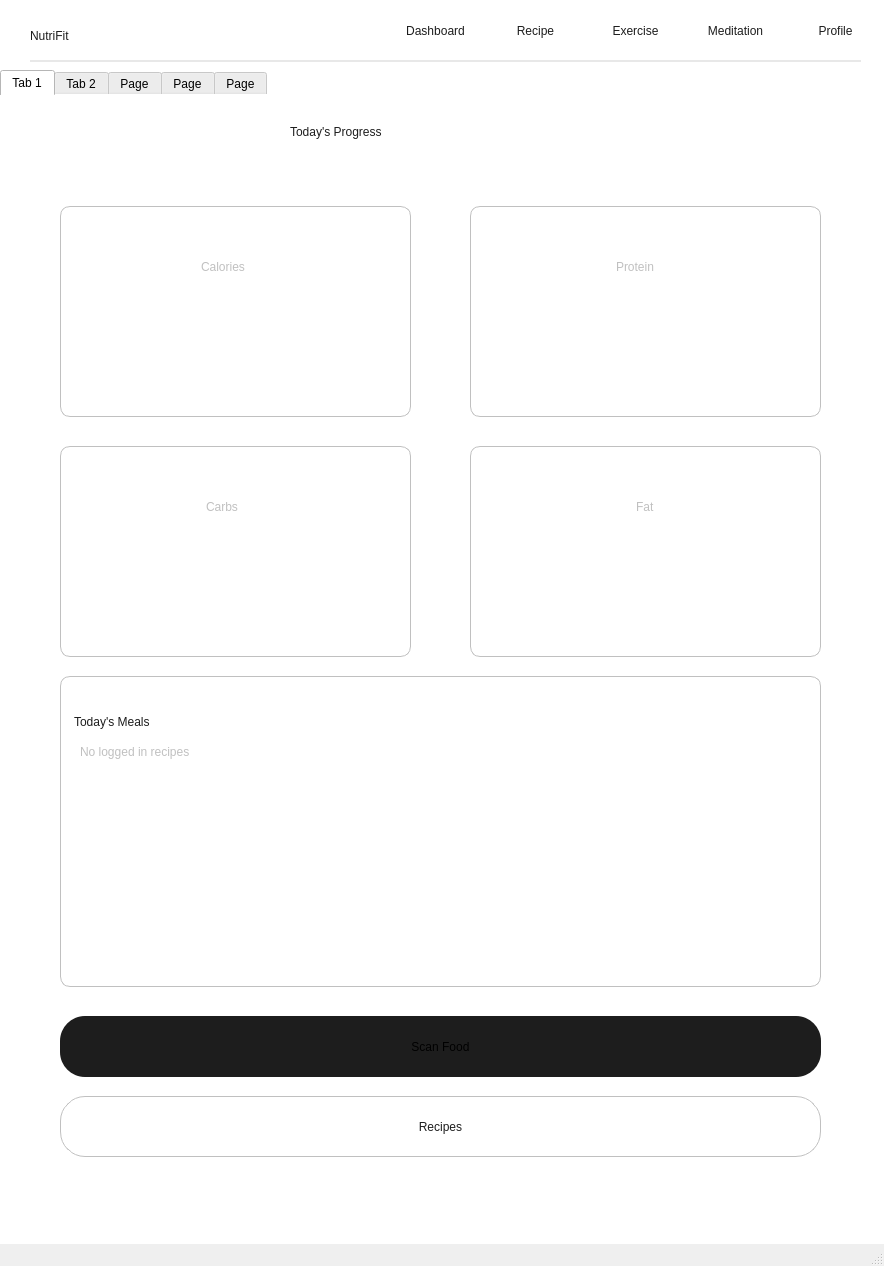
The window that Main.ui (jackfroot30/nuts-and-froots) describes before a commit, drawn with Qt 5.
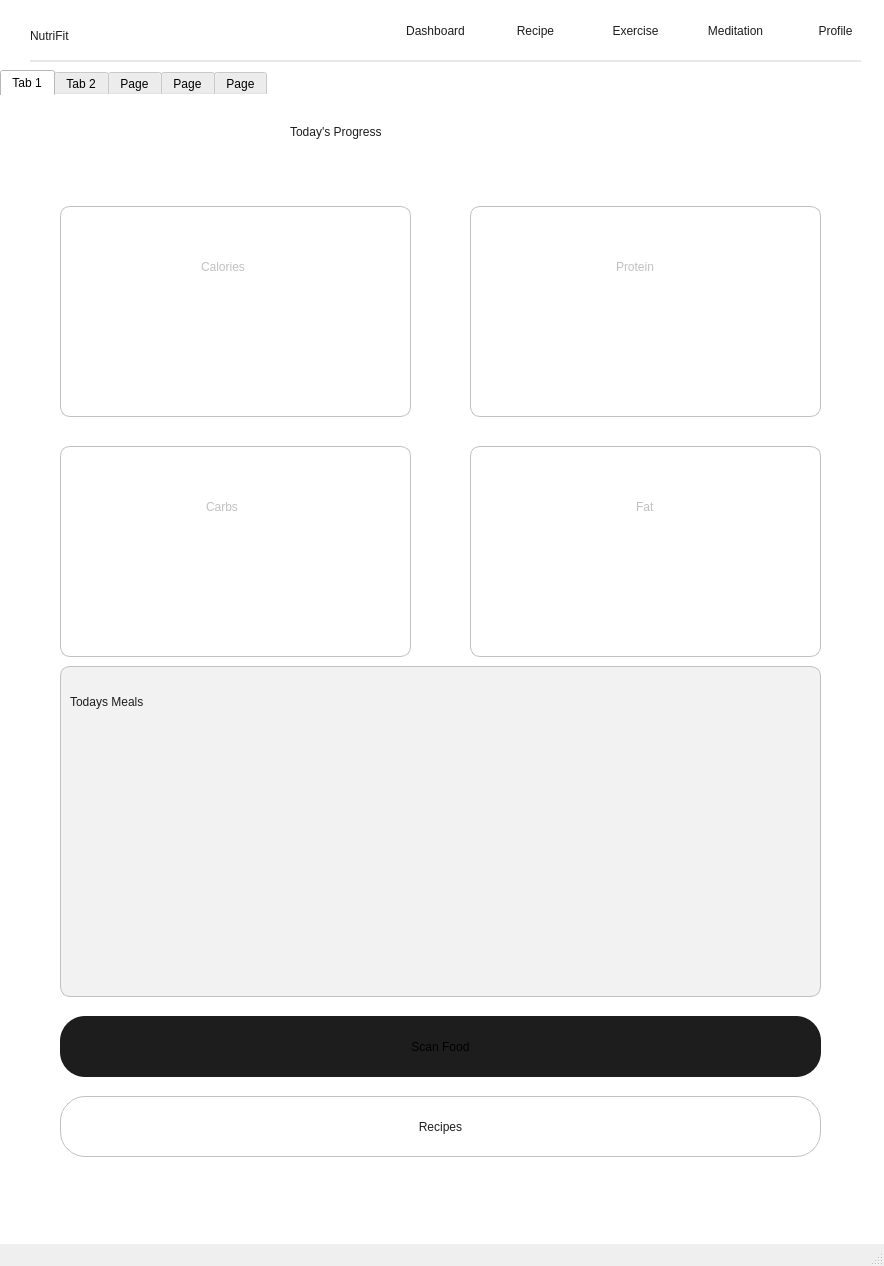
The same window after the commit.

Patch:
```diff
--- a/Main.ui
+++ b/Main.ui
@@ -284,30 +284,6 @@
          <string/>
         </property>
        </widget>
-       <widget class="QLabel" name="carb_2">
-        <property name="geometry">
-         <rect>
-          <x>80</x>
-          <y>580</y>
-          <width>761</width>
-          <height>311</height>
-         </rect>
-        </property>
-        <property name="styleSheet">
-         <string notr="true">QLabel{
-background-color:white;
-border: 1px solid #C0C0C0;
-border-radius:10px;
-font:30px &quot;Epilogue&quot;;
-color:#1D1D1D;
-padding-bottom:220;
-padding-left:10
-}</string>
-        </property>
-        <property name="text">
-         <string>Today's Meals</string>
-        </property>
-       </widget>
        <widget class="QPushButton" name="scan_btn">
         <property name="geometry">
          <rect>
@@ -350,25 +326,53 @@
          <string>Recipes</string>
         </property>
        </widget>
-       <widget class="QLabel" name="label_2">
+       <widget class="QWidget" name="verticalLayoutWidget">
         <property name="geometry">
          <rect>
-          <x>100</x>
-          <y>640</y>
-          <width>121</width>
-          <height>31</height>
+          <x>80</x>
+          <y>570</y>
+          <width>761</width>
+          <height>331</height>
          </rect>
         </property>
-        <property name="styleSheet">
-         <string notr="true">QLabel{
-	background-color:white;
-	font:200 12px &quot;Epilogue&quot;;
-	color:#C0C0C0
+        <layout class="QVBoxLayout" name="meal_log">
+         <item>
+          <widget class="QWidget" name="meal_log_widget" native="true">
+           <property name="styleSheet">
+            <string notr="true">QWidget{
+font: 400 20px &quot;Epilogue&quot;;
+color:#1d1d1d;
+border-radius:10px;
+background-color:rgb(242, 242, 242);
+border:1px solid #c0c0c0
 }</string>
-        </property>
-        <property name="text">
-         <string>No logged in recipes</string>
-        </property>
+           </property>
+           <widget class="QLabel" name="label_2">
+            <property name="geometry">
+             <rect>
+              <x>10</x>
+              <y>10</y>
+              <width>171</width>
+              <height>51</height>
+             </rect>
+            </property>
+            <property name="styleSheet">
+             <string notr="true">QLabel{
+font: 300 25px &quot;Epilogue&quot;;
+color:#1d1d1d;
+background-color:#f2f2f2;
+border:none;
+
+}
+</string>
+            </property>
+            <property name="text">
+             <string>Todays Meals</string>
+            </property>
+           </widget>
+          </widget>
+         </item>
+        </layout>
        </widget>
       </widget>
      </widget>
```
Left out of the diff: 2 changed lines with no effect on the pictures.
